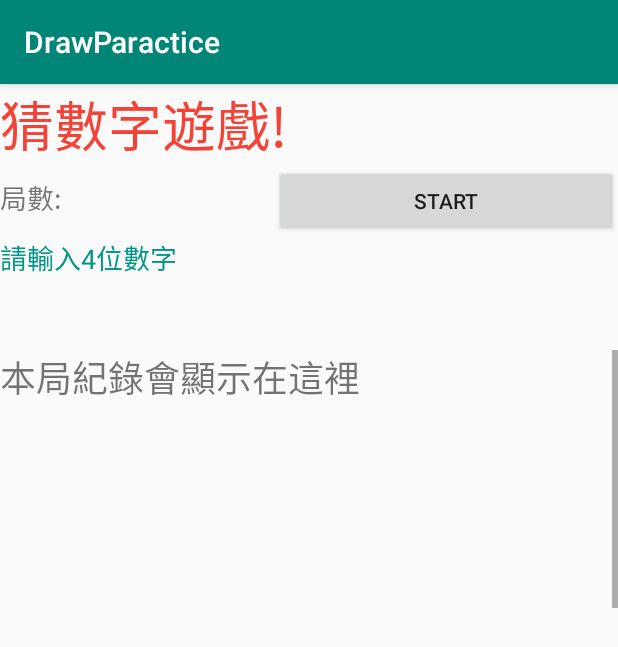
After one commit to armyant0920/DrawParactice, an Android app: the GuessNum screen opened directly, with no data from a screen before it, on a phone screen of 412 x 824 dp. The commit adds this screen. Shown: the top 647 px of the screen. Run offline under Robolectric (Android 15) with nearby library versions, the phone set to English and light mode, and no system bars.

Commit message:
12.25
新增猜數字,沒做完先備份

```diff
--- a/app/src/main/AndroidManifest.xml
+++ b/app/src/main/AndroidManifest.xml
@@ -9,6 +9,7 @@
         android:roundIcon="@mipmap/ic_launcher_round"
         android:supportsRtl="true"
         android:theme="@style/AppTheme">
+        <activity android:name=".GuessNum"></activity>
         <activity android:name=".GameMap">
             <intent-filter>
                 <action android:name="android.intent.action.MAIN" />
@@ -16,9 +17,7 @@
                 <category android:name="android.intent.category.LAUNCHER" />
             </intent-filter>
         </activity>
-        <activity android:name=".MainActivity">
-
-        </activity>
+        <activity android:name=".MainActivity"></activity>
     </application>
 
 </manifest>
--- /dev/null
+++ b/app/src/main/java/com/example/drawparactice/GuessNum.java
@@ -0,0 +1,268 @@
+package com.example.drawparactice;
+
+import androidx.appcompat.app.AppCompatActivity;
+
+import android.content.Intent;
+import android.content.res.Resources;
+import android.media.AudioManager;
+import android.media.SoundPool;
+import android.net.Uri;
+import android.os.Bundle;
+import android.util.Log;
+import android.view.View;
+import android.widget.Button;
+import android.widget.EditText;
+import android.widget.TextView;
+import android.widget.Toast;
+
+import java.net.URI;
+import java.util.Random;
+
+public class GuessNum extends AppCompatActivity {
+
+    Button btn_SEND;
+    Button btn_Start;
+    TextView textRecord,textViewGameCount;
+    EditText inputText;
+    String Question,Answer;
+    String Record;
+    char[]Q={},A={};
+    Random rnd=new Random();
+    Boolean Boolean_Start=false;
+
+    int question,answer,record,countA,countB;
+    int gameCount,recordCount;
+
+    //SoundPool soundPool;
+    private View.OnClickListener btnListener=new View.OnClickListener() {
+        @Override
+        public void onClick(View v) {
+
+            switch(v.getId()){
+                //按下開始或重新開始鍵
+                case R.id.btn_Start:
+                    start();
+                break;
+                //按下送出鍵
+                case R.id.btn_SEND:
+                    send();
+                    inputText.setFocusable(false);
+                break;
+                case R.id.inputText:
+                    inputText.setFocusable(true);
+                    inputText.setFocusableInTouchMode(true);
+                    inputText.requestFocus();
+                    Log.d("inputTextPress","Y");
+                 break;
+
+
+
+
+            }
+        }
+    };
+
+    @Override
+    protected void onCreate(Bundle savedInstanceState) {
+        super.onCreate(savedInstanceState);
+        setContentView(R.layout.activity_guess_num);
+        init();
+    }
+
+private void init(){
+
+    //找到所有元件
+    btn_SEND=(Button)findViewById(R.id.btn_SEND);
+    btn_Start=(Button)findViewById(R.id.btn_Start);
+    textRecord=(TextView)findViewById(R.id.textRecord);
+    textViewGameCount=(TextView)findViewById(R.id.textViewGameCount);
+    //輸入欄位的細部設定
+    inputText=(EditText)findViewById(R.id.inputText);
+    inputText.setVisibility(View.INVISIBLE);
+    inputText.setFocusable(false);//避免一開始就聚焦
+
+
+
+
+
+    //加上監聽事件
+    btn_Start.setOnClickListener(btnListener);
+    btn_SEND.setOnClickListener(btnListener);
+    inputText.setOnClickListener(btnListener);
+
+
+}
+private void start(){
+
+
+
+
+
+    if (Boolean_Start==false){
+        btn_SEND.setVisibility(View.VISIBLE);
+        gameCount++;
+        Boolean_Start=true;
+        Record="";
+        recordCount=0;
+        btn_Start.setText(R.string.GuessNumReStart);
+        String s=getText(R.string.GuessNumGameCount).toString()+String.valueOf(gameCount);//
+        textViewGameCount.setText(s);//+String.valueOf(gameCount)
+        inputText.setVisibility(View.VISIBLE);//如果是開始一局,就把輸出欄位叫出來
+
+        //按下開始或重新開始後,產生4位數題目
+        Question="1505";
+//        for(int i=1;i<=4;i++) {
+//            Question+=(rnd.nextInt(9));
+//
+//        }
+        Q=Question.toCharArray();
+        Log.d("Q=",Question);
+        Record="";
+        textRecord.setText(Record);
+
+    }
+    else {
+        Boolean_Start=false;
+        inputText.setVisibility(View.INVISIBLE);//如果是重置一局,就把輸出欄位隱藏
+        textRecord.setText(R.string.GuessNumGameinfo3);
+        btn_SEND.setVisibility(View.INVISIBLE);
+        btn_Start.setText(R.string.GuessNumStart);
+
+    }
+
+}
+
+private void send(){
+        countA=countB=0;
+        Answer="";
+
+if(String.valueOf(inputText.getText()).length()!=4) {
+    Toast.makeText(GuessNum.this,"輸入的長度有誤",Toast.LENGTH_SHORT).show();
+}
+
+else{
+
+    recordCount++;
+    String s[]={"?","?","?","?"};//宣告一個區域字串變數s來存已經抓到的數
+    Boolean ACheck[]= {false,false,false,false};//為了不重複計算符合的情況,用Boolean紀錄送出的數字每一個位置是否已經被計算完畢
+    Answer=inputText.getText().toString();
+    Log.d("Answer=",Answer);
+    A=Answer.toCharArray();
+//完全一樣的先篩完
+    for(int x=0;x<4;x++){
+        if(Q[x]==A[x]){
+            ACheck[x]=true;
+            countA++;
+            s[x]=String.valueOf(A[x]);
+            Log.d("s=",x+"/"+s[x]);
+
+
+        }
+        Log.d("x",x+"/"+String.valueOf(ACheck[x]));
+    }
+    loop1:
+//從回答的值開始推
+    for(int j=0;j<4;j++){//這裡是答案的陣列
+        if(s[j]=="?")
+        s[j]=String.valueOf(A[j]);
+        else{
+            continue;
+        }
+        //loop2:
+        for(int k=0;k<4;k++) {//這裡是問題的陣列
+
+                if (A[j]==Q[k] ) {//答案陣列中,還沒有確認的位置
+                    int count1=0,count2=0;
+                    Log.d("A[j]=", String.valueOf(j) + "/" + String.valueOf(A[j]));
+                    for(String s1:s){
+                        if (s1==String.valueOf(A[j])){
+                            count1++;
+                        }
+                    }
+                    for(char c:Q) {
+                        if (c == A[j]) {
+                            count2++;
+                        }
+                    }
+                    if (count1<count2){
+                        countB++;
+                        Log.d("countB","countB+");
+                    }
+//                                    A_recount++;
+//                                    Log.d("Q_recount",String.valueOf(A_recount));
+//                                }
+                    continue loop1;
+                    }
+
+                }
+
+                        //下面這包不要開
+//                       { if (j == k) {//位置和數字都對
+//
+//                            countA++;
+//                            Log.d("全對", "Q_position:" + String.valueOf(j) + "/value:" + String.valueOf(Q[j]) + "\t"
+//                                    + "A_position:" + String.valueOf(k) + "/value:" + String.valueOf(A[k]));
+//                            ACheck[k] = true;//如果數值和位置都對,把送出資料的第k個值狀態鎖定住,且這個位置的值不應該再做任何計算
+//                            Log.d("被鎖定",k+"/"+A[k]);
+//                            //continue loop2;
+//                        } else {//數字對 ,位置不對
+//                        //首先先獲得這個重複的值,在問題中出現幾次,
+//                        //再找出,回答中出現幾次,有沒有已經被找到的}
+
+                           // int Q_recount = 0, A_recount = 0;
+                            //for (int y=0;y<4;y++) {
+                                }
+                            }
+//                            for (char c2 : A) {
+//                                if (c2 == A[k]) {
+//                                    A_recount++;
+//                                    Log.d("Q_recount",String.valueOf(A_recount));
+//                                }
+//                            }
+//                            Log.d("Q_recount=", String.valueOf(Q_recount));
+//                            Log.d("A_recount=", String.valueOf(A_recount));
+//                            //如果回答中出現的次數,已經超過問題的出現數,就不+,反之+
+//                            if(A_recount>Q_recount) {
+//                                countB+=2;
+//                            }
+//                                else{
+//                                    countB++;
+//
+//
+//                            }
+//                                Log.d("countB+=",String.valueOf(A_recount-Q_recount));
+
+//                            if (Q_recount >= A_recount && ACheck[k]==false) {
+//                                countB++;
+//
+//
+//                            }
+//                    countB++;
+//                    ACheck[k]=true;
+//                        }
+//                        if(recount<countA){
+//                            countB++;
+//                            Log.d("數字對", "Q_position:" + String.valueOf(j) + "/value:" + String.valueOf(Q[j]) + "\t"
+//                                    + "A_position:" + String.valueOf(k) + "/value:" + String.valueOf(A[k]));}
+//                        //continue loop2;
+//
+//                        //break loop2;
+
+
+
+
+
+    Record+=recordCount+":"+"\t"+Answer+"\t"+countA+"A"+"\t"+countB+"B:"+"\n";
+    textRecord.setText(Record);
+    inputText.setText("");
+    //答對
+    if(countA==4){
+        Uri uri=Uri.parse("https://www.youtube.com/watch?v=ZEcBBv7QiRM");
+        Intent i=new Intent(Intent.ACTION_VIEW, uri);
+        startActivity(i);
+
+
+     }
+
+    }
+}
--- /dev/null
+++ b/app/src/main/res/layout/activity_guess_num.xml
@@ -0,0 +1,94 @@
+<?xml version="1.0" encoding="utf-8"?>
+<LinearLayout xmlns:android="http://schemas.android.com/apk/res/android"
+    xmlns:app="http://schemas.android.com/apk/res-auto"
+    xmlns:tools="http://schemas.android.com/tools"
+    android:layout_width="match_parent"
+    android:layout_height="match_parent"
+    android:orientation="vertical"
+    tools:context=".GuessNum">
+
+    <TextView
+        android:id="@+id/info1"
+        android:layout_width="wrap_content"
+        android:layout_height="wrap_content"
+        android:text="@string/GuessNumInfo1"
+        android:textColor="#F44336"
+        android:textSize="36sp" />
+
+    <LinearLayout
+        android:layout_width="match_parent"
+        android:layout_height="wrap_content"
+        android:orientation="horizontal">
+
+        <TextView
+            android:id="@+id/textViewGameCount"
+            android:layout_width="wrap_content"
+            android:layout_height="wrap_content"
+            android:layout_weight="1"
+            android:text="@string/GuessNumGameCount"
+            android:textSize="18sp" />
+
+        <Button
+            android:id="@+id/btn_Start"
+            android:layout_width="wrap_content"
+            android:layout_height="wrap_content"
+            android:layout_weight="1"
+            android:text="@string/GuessNumStart" />
+    </LinearLayout>
+
+    <TextView
+        android:id="@+id/info2"
+        android:layout_width="match_parent"
+        android:layout_height="wrap_content"
+        android:text="@string/GuessNumInfo2"
+        android:textColor="#009688"
+        android:textSize="18sp" />
+
+    <LinearLayout
+        android:layout_width="match_parent"
+        android:layout_height="wrap_content"
+        android:orientation="horizontal">
+
+        <EditText
+            android:id="@+id/inputText"
+            android:layout_width="wrap_content"
+            android:layout_height="wrap_content"
+            android:layout_weight="1"
+            android:ems="10"
+            android:inputType="numberSigned"
+            android:maxLength="4" />
+
+        <Button
+            android:id="@+id/btn_SEND"
+            android:layout_width="wrap_content"
+            android:layout_height="wrap_content"
+            android:layout_weight="1"
+            android:text="Send"
+            android:visibility="invisible" />
+    </LinearLayout>
+
+    <ScrollView
+        android:layout_width="match_parent"
+        android:layout_height="300dp">
+
+        <LinearLayout
+            android:layout_width="match_parent"
+            android:layout_height="wrap_content"
+            android:orientation="vertical">
+
+            <TextView
+                android:id="@+id/textRecord"
+                android:layout_width="match_parent"
+                android:layout_height="400dp"
+                android:text="@string/GuessNumGameinfo3"
+                android:textSize="24sp" />
+
+            <TextView
+                android:id="@+id/GuessNumRule"
+                android:layout_width="match_parent"
+                android:layout_height="wrap_content"
+                android:text="@string/GuessRule" />
+        </LinearLayout>
+    </ScrollView>
+
+</LinearLayout>
--- a/app/src/main/res/values/strings.xml
+++ b/app/src/main/res/values/strings.xml
@@ -1,3 +1,22 @@
 <resources>
     <string name="app_name">DrawParactice</string>
+    //猜數字
+
+    <string name="GuessNumInfo1">猜數字遊戲!</string>
+    <string name="GuessNumStart">Start</string>
+    <string name="GuessNumReStart">ReStart</string>
+    <string name="GuessNumGameCount">局數:</string>
+    <string name="GuessNumGameinfo3">本局紀錄會顯示在這裡</string>
+
+
+    <string name="GuessNumInfo2">請輸入4位數字</string>
+    <string name="GuessRule">
+        規則說明:&#x0A;
+        猜題後電腦會給猜題者提示，譬如玩者猜了6149，
+        則提示是1A1B，其中A表示有這個數字，且數字是在正確的位置，
+        B表示有這個數字，但位置不對；因為數字4被猜對了位置也正確，
+        而數字1被雖猜對了但位置不正確，所以得到1A1B。
+        用這樣的遊戲規則，看能否最少的步驟猜中電腦中設的數字。
+        (數字為0~9,請注意,為了增加難度我允許重複值出現)
+    </string>
 </resources>
```
Also changed, not shown: app/src/main/java/com/example/drawparactice/GameMap.java (+135 -36 lines), app/src/main/res/layout/activity_game_map.xml (+17 -1 lines).
